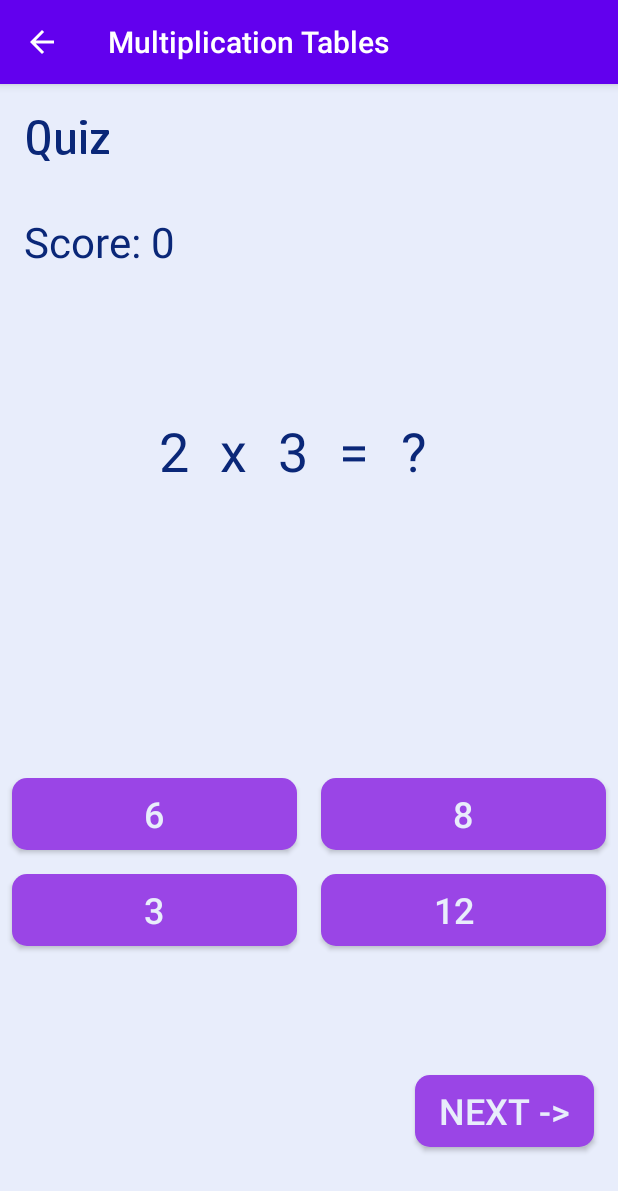
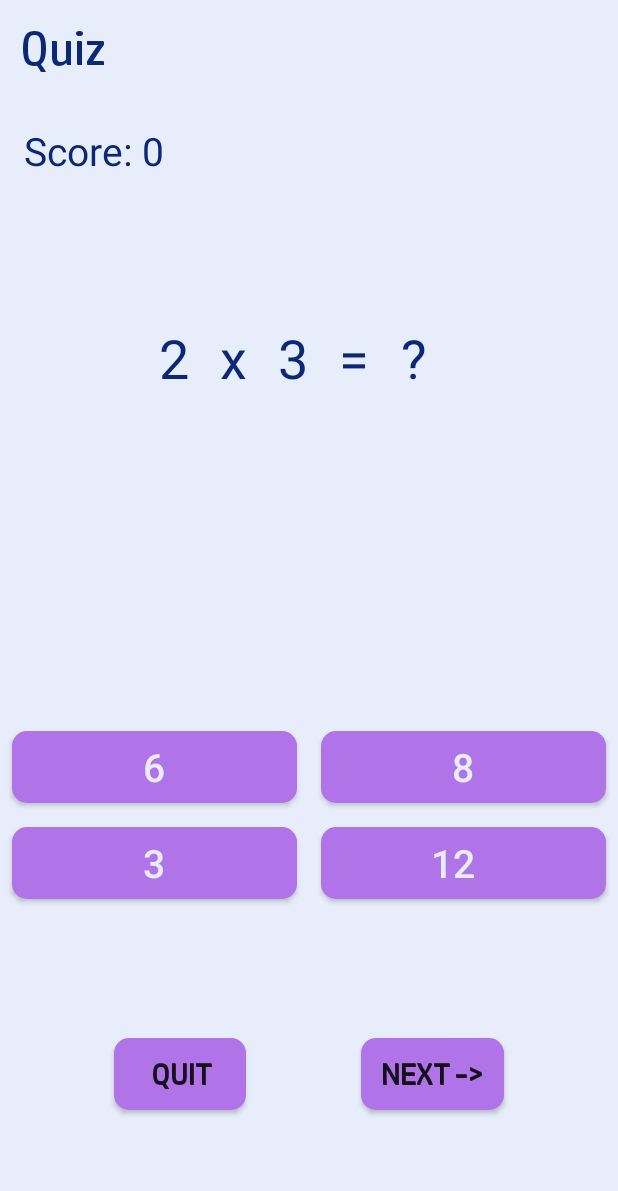
Before and after one commit to pparekh2009/Multiplication-Tables-App, an Android app: the screen it shows after launch (QuizActivity), after a tap on "TAKE QUIZ", on a phone screen of 412 x 824 dp. Shown: the top 1191 px of the screen. Run offline under Robolectric (Android 15) with nearby library versions, the phone set to English and light mode, and no system bars; our stand-ins replace sdp/ssp sizes; libraries missing offline, so code that uses them is left out: androidx.constraintlayout.solver.

Commit message:
UI Changes

```diff
--- a/app/build.gradle
+++ b/app/build.gradle
@@ -40,4 +40,5 @@ dependencies {
     androidTestImplementation 'androidx.test.ext:junit:1.1.2'
     androidTestImplementation 'androidx.test.espresso:espresso-core:3.3.0'
 
+    implementation 'com.intuit.sdp:sdp-android:1.0.6'
 }
--- a/app/src/main/AndroidManifest.xml
+++ b/app/src/main/AndroidManifest.xml
@@ -8,7 +8,7 @@
         android:label="@string/app_name"
         android:roundIcon="@mipmap/icon_round"
         android:supportsRtl="true"
-        android:theme="@style/Theme.MultiplicationTables">
+        android:theme="@style/Theme.AppCompat.Light.NoActionBar">
 
         <activity android:name=".HomeActivity" />
 
--- /dev/null
+++ b/app/src/main/java/com/priyanshparekh/multiplicationtables/HelperResizer.java
@@ -0,0 +1,82 @@
+package com.priyanshparekh.multiplicationtables;
+
+import android.content.Context;
+import android.util.DisplayMetrics;
+import android.view.View;
+import android.view.ViewGroup;
+
+public class HelperResizer {
+    public static int height, width;
+    public static int SCALE_WIDTH = 1080; // scale width of ui
+    public static int SCALE_HEIGHT = 1920; // scale height of ui
+
+    public static void getheightandwidth(Context context) {
+
+        getHeight(context);
+        getwidth(context);
+    }
+
+    public static int getwidth(Context context) {
+        width = context.getResources().getDisplayMetrics().widthPixels;
+        return width;
+    }
+
+    public static int getHeight(Context context) {
+        height = context.getResources().getDisplayMetrics().heightPixels;
+        return height;
+    }
+    public static void setHeight(Context mContext, View view, int v_height) {
+        DisplayMetrics dm = mContext.getResources().getDisplayMetrics();
+        int height = dm.heightPixels * v_height / SCALE_HEIGHT;
+        view.getLayoutParams().height = height;
+    }
+    public static void setWidth(Context mContext, View view, int v_Width) {
+        DisplayMetrics dm = mContext.getResources().getDisplayMetrics();
+        int width  = dm.widthPixels * v_Width / SCALE_WIDTH;
+        view.getLayoutParams().width = width ;
+    }
+    public static int setHeight(int h) {
+
+        return (height * h) / 1920;
+
+    }
+
+    public static int setWidth(int w) {
+        return (width * w) / 1080;
+
+    }
+
+    public static void setSize(View view, int width, int height) {
+
+        view.getLayoutParams().height = setHeight(height);
+        view.getLayoutParams().width = setWidth(width);
+
+    }
+    public static void setHeightByWidth(Context mContext, View view, int v_height) {
+        DisplayMetrics dm = mContext.getResources().getDisplayMetrics();
+        int height = dm.widthPixels * v_height / SCALE_WIDTH;
+        view.getLayoutParams().height = height;
+    }
+    public static void setSize(View view, int width, int height, boolean sameheightandwidth) {
+
+        if (sameheightandwidth) {
+            view.getLayoutParams().height = setWidth(height);
+            view.getLayoutParams().width = setWidth(width);
+        } else {
+            view.getLayoutParams().height = setHeight(height);
+            view.getLayoutParams().width = setHeight(width);
+        }
+
+    }
+
+    public static void setMargin(View view, int left, int top, int right, int bottom) {
+        ViewGroup.MarginLayoutParams marginLayoutParams = (ViewGroup.MarginLayoutParams) view.getLayoutParams();
+        marginLayoutParams.setMargins(setWidth(left), setHeight(top), setWidth(right), setHeight(bottom));
+    }
+
+    public static void setPadding(View view, int left, int top, int right, int bottom) {
+        view.setPadding(left, top, right, bottom);
+    }
+
+
+}
--- a/app/src/main/java/com/priyanshparekh/multiplicationtables/HomeActivity.java
+++ b/app/src/main/java/com/priyanshparekh/multiplicationtables/HomeActivity.java
@@ -5,6 +5,8 @@ import androidx.appcompat.app.AppCompatActivity;
 import android.content.Intent;
 import android.os.Bundle;
 import android.view.View;
+import android.view.Window;
+import android.view.WindowManager;
 import android.widget.Button;
 
 public class HomeActivity extends AppCompatActivity {
@@ -14,6 +16,8 @@ public class HomeActivity extends AppCompatActivity {
     @Override
     protected void onCreate(Bundle savedInstanceState) {
         super.onCreate(savedInstanceState);
+        requestWindowFeature(Window.FEATURE_NO_TITLE);
+        this.getWindow().setFlags(WindowManager.LayoutParams.FLAG_FULLSCREEN, WindowManager.LayoutParams.FLAG_FULLSCREEN);
         setContentView(R.layout.activity_home);
 
         learnBtn = findViewById(R.id.learn_btn);
--- a/app/src/main/java/com/priyanshparekh/multiplicationtables/SplashScreen.java
+++ b/app/src/main/java/com/priyanshparekh/multiplicationtables/SplashScreen.java
@@ -1,23 +1,29 @@
 package com.priyanshparekh.multiplicationtables;
 
 import androidx.appcompat.app.AppCompatActivity;
+import androidx.constraintlayout.solver.widgets.Helper;
 
 import android.content.Intent;
 import android.os.Bundle;
 import android.os.Handler;
+import android.view.Window;
 import android.view.WindowManager;
+import android.widget.ImageView;
 
 public class SplashScreen extends AppCompatActivity {
 
-    private static int SPLASH_SCREEN_TIMEOUT = 1500;
+    ImageView ivLogo;
 
     @Override
     protected void onCreate(Bundle savedInstanceState) {
         super.onCreate(savedInstanceState);
+        requestWindowFeature(Window.FEATURE_NO_TITLE);
+        this.getWindow().setFlags(WindowManager.LayoutParams.FLAG_FULLSCREEN, WindowManager.LayoutParams.FLAG_FULLSCREEN);
+        setContentView(R.layout.activity_splash_screen);
 
-        getWindow().setFlags(WindowManager.LayoutParams.FLAG_FULLSCREEN, WindowManager.LayoutParams.FLAG_FULLSCREEN);
-
-        setContentView(R.layout.activity_splash_screen);
+        ivLogo = findViewById(R.id.imageView);
+        HelperResizer.getheightandwidth(this);
+        HelperResizer.setSize(ivLogo, 794, 1123);
 
         new Handler().postDelayed(new Runnable() {
             @Override
@@ -26,6 +32,6 @@ public class SplashScreen extends AppCompatActivity {
                 startActivity(i);
                 finish();
             }
-        }, SPLASH_SCREEN_TIMEOUT);
+        }, 3000);
     }
 }
--- a/app/src/main/res/drawable/btn_bg.xml
+++ b/app/src/main/res/drawable/btn_bg.xml
@@ -1,5 +1,5 @@
 <?xml version="1.0" encoding="utf-8"?>
 <shape xmlns:android="http://schemas.android.com/apk/res/android">
-    <solid android:color="#9A45E6" />
+    <solid android:color="#B173E8" />
     <corners android:radius="10dp" />
 </shape>
--- a/app/src/main/res/layout/activity_quiz.xml
+++ b/app/src/main/res/layout/activity_quiz.xml
@@ -9,12 +9,11 @@
 
     <TextView
         android:id="@+id/quiz_header"
-        android:layout_width="wrap_content"
+        android:layout_width="match_parent"
         android:layout_height="wrap_content"
         android:text="Quiz"
-        android:textSize="32dp"
-        android:layout_marginStart="16dp"
-        android:layout_marginTop="16dp"
+        android:layout_margin="@dimen/_10sdp"
+        android:textSize="@dimen/_24sdp"
         android:textColor="#0A2778"
         android:fontFamily="@font/hpsimplified_rg"
         app:layout_constraintStart_toStartOf="parent"
@@ -25,7 +24,7 @@
         android:layout_width="wrap_content"
         android:layout_height="wrap_content"
         android:text="Score: "
-        android:textSize="28dp"
+        android:textSize="@dimen/_20sdp"
         android:layout_marginStart="16dp"
         android:layout_marginTop="32dp"
         android:textColor="#0A2778"
@@ -38,7 +37,7 @@
         android:layout_width="wrap_content"
         android:layout_height="wrap_content"
         android:text="0"
-        android:textSize="28sp"
+        android:textSize="@dimen/_20sdp"
         android:textColor="#0A2778"
         app:layout_constraintStart_toEndOf="@+id/tv_score_lbl"
         app:layout_constraintTop_toTopOf="@+id/tv_score_lbl"
@@ -122,7 +121,7 @@
                 android:layout_height="wrap_content"
                 android:layout_weight="1"
                 android:layout_margin="8dp"
-                android:textSize="24sp"
+                android:textSize="@dimen/_20sdp"
                 android:textColor="@color/bg"
                 android:background="@drawable/btn_bg"
                 android:text="6" />
@@ -133,8 +132,8 @@
                 android:layout_height="wrap_content"
                 android:layout_weight="1"
                 android:layout_margin="8dp"
-                android:textSize="24sp"
                 android:textColor="@color/bg"
+                android:textSize="@dimen/_20sdp"
                 android:background="@drawable/btn_bg"
                 android:text="8" />
         </LinearLayout>
@@ -150,8 +149,8 @@
                 android:layout_height="wrap_content"
                 android:layout_weight="1"
                 android:layout_margin="8dp"
-                android:textSize="24sp"
                 android:textColor="@color/bg"
+                android:textSize="@dimen/_20sdp"
                 android:background="@drawable/btn_bg"
                 android:text="3" />
 
@@ -161,7 +160,7 @@
                 android:layout_height="wrap_content"
                 android:layout_weight="1"
                 android:layout_margin="8dp"
-                android:textSize="24sp"
+                android:textSize="@dimen/_20sdp"
                 android:textColor="@color/bg"
                 android:background="@drawable/btn_bg"
                 android:text="12  " />
@@ -172,13 +171,29 @@
         android:id="@+id/next_btn"
         android:layout_width="wrap_content"
         android:layout_height="wrap_content"
-        android:layout_marginTop="78dp"
+        android:background="@drawable/btn_bg"
         android:text="Next ->"
-        android:textSize="24sp"
-        android:paddingHorizontal="16dp"
-        android:layout_marginEnd="16dp"
-        android:textColor="@color/bg"
-        android:background="@drawable/btn_bg"
+        android:textFontWeight="600"
+        android:textSize="@dimen/_16sdp"
+        android:fontFamily="@font/hpsimplified_rg"
+        android:paddingHorizontal="@dimen/_10sdp"
+        app:layout_constraintStart_toEndOf="@id/quit_btn"
+        app:layout_constraintBottom_toBottomOf="parent"
         app:layout_constraintEnd_toEndOf="parent"
         app:layout_constraintTop_toBottomOf="@+id/option_btns" />
+
+    <Button
+        android:id="@+id/quit_btn"
+        android:layout_width="wrap_content"
+        android:layout_height="wrap_content"
+        android:text="Quit"
+        android:textSize="@dimen/_16sdp"
+        android:fontFamily="@font/hpsimplified_rg"
+        android:background="@drawable/btn_bg"
+        android:textFontWeight="600"
+        android:paddingHorizontal="@dimen/_10sdp"
+        app:layout_constraintEnd_toStartOf="@id/next_btn"
+        app:layout_constraintStart_toStartOf="parent"
+        app:layout_constraintTop_toTopOf="@id/next_btn"
+        app:layout_constraintBottom_toBottomOf="@id/next_btn"/>
 </androidx.constraintlayout.widget.ConstraintLayout>
--- a/app/src/main/res/layout/item_list.xml
+++ b/app/src/main/res/layout/item_list.xml
@@ -3,8 +3,8 @@
     android:layout_width="match_parent"
     android:layout_height="wrap_content"
     tools:text="TextView"
-    android:textSize="24sp"
-    android:padding="7.5dp"
+    android:textSize="@dimen/_20sdp"
+    android:padding="@dimen/_5sdp"
     android:textColor="#032651"
     android:textAlignment="center"
     xmlns:android="http://schemas.android.com/apk/res/android"
```
Also changed, not shown: app/src/main/java/com/priyanshparekh/multiplicationtables/MainActivity.java (+6 -2 lines), app/src/main/java/com/priyanshparekh/multiplicationtables/QuizActivity.java (+26 -3 lines), app/src/main/res/layout/activity_home.xml (+7 -7 lines), app/src/main/res/layout/activity_main.xml (+8 -9 lines), app/src/main/res/layout/activity_splash_screen.xml (+8 -8 lines), app/src/main/res/layout/correct_ans_toast.xml (added, +22 -0 lines), app/src/main/res/layout/wrong_ans_toast.xml (added, +22 -0 lines), app/src/main/res/drawable-nodpi/splash_img.png (renamed from app/src/main/res/drawable-v24/splash_img.png), app/src/main/res/drawable-v24/mul_table.png (deleted), app/src/main/res/drawable/mul_table.png (deleted), app/src/main/res/drawable/splash_img.png (deleted).
